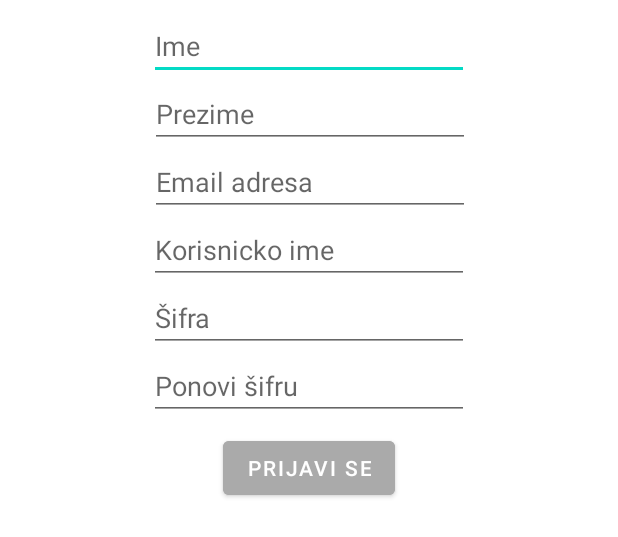
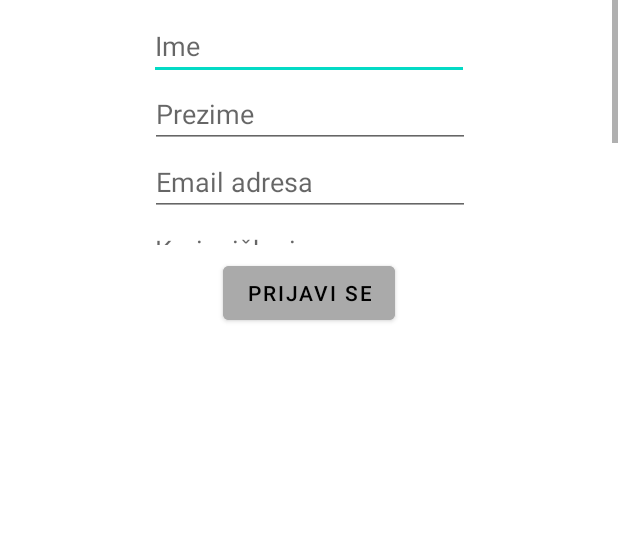
Before and after one commit to android172/DonesiRakijuHousing, an Android app: the layout fragment_register.xml on its own in the app's theme, with its tools: preview values and no code run, on a phone screen of 412 x 824 dp. Shown: the top 537 px of the screen. Run offline under Robolectric (Android 15) with nearby library versions, the phone set to English and light mode, and no system bars.

Commit message:
Login, register design 2

```diff
--- a/frontend/app/src/main/java/com/example/skucise/LoginFragment.kt
+++ b/frontend/app/src/main/java/com/example/skucise/LoginFragment.kt
@@ -14,10 +14,6 @@ import com.android.volley.Request
 import android.text.InputFilter
 
 import android.text.Spanned
-
-
-
-
 
 class LoginFragment : Fragment(R.layout.fragment_login) {
 
--- a/frontend/app/src/main/res/layout/fragment_register.xml
+++ b/frontend/app/src/main/res/layout/fragment_register.xml
@@ -1,9 +1,23 @@
 <?xml version="1.0" encoding="utf-8"?>
-<androidx.constraintlayout.widget.ConstraintLayout xmlns:android="http://schemas.android.com/apk/res/android"
+<androidx.constraintlayout.widget.ConstraintLayout
+    xmlns:android="http://schemas.android.com/apk/res/android"
     xmlns:app="http://schemas.android.com/apk/res-auto"
     android:layout_width="match_parent"
     android:layout_height="match_parent"
     android:background="@color/transparent">
+
+    <ScrollView
+        android:id="@+id/register_scroll_view"
+        android:layout_width="match_parent"
+        android:layout_height="163dp"
+        app:layout_constraintEnd_toEndOf="parent"
+        app:layout_constraintStart_toStartOf="parent"
+        app:layout_constraintTop_toTopOf="parent">
+
+        <androidx.constraintlayout.widget.ConstraintLayout
+            android:layout_width="match_parent"
+            android:layout_height="match_parent">
+
 
             <EditText
                 android:id="@+id/et_register_first_name"
@@ -50,7 +64,7 @@
                 android:layout_height="wrap_content"
                 android:autofillHints="username"
                 android:ems="10"
-        android:hint="Korisnicko ime"
+                android:hint="@string/username_hint"
                 android:inputType="text"
                 app:layout_constraintEnd_toEndOf="parent"
                 app:layout_constraintStart_toStartOf="parent"
@@ -60,9 +74,9 @@
                 android:id="@+id/et_register_password"
                 android:layout_width="wrap_content"
                 android:layout_height="wrap_content"
+                android:autofillHints="password"
                 android:ems="10"
-        android:hint="Šifra"
-        android:autofillHints="password"
+                android:hint="@string/password_string"
                 android:inputType="textPassword"
                 app:layout_constraintEnd_toEndOf="parent"
                 app:layout_constraintStart_toStartOf="parent"
@@ -72,13 +86,16 @@
                 android:id="@+id/et_register_repeated_password"
                 android:layout_width="wrap_content"
                 android:layout_height="wrap_content"
+                android:autofillHints="password"
                 android:ems="10"
-        android:hint="Ponovi šifru"
-        android:autofillHints="password"
+                android:hint="@string/password2_string"
                 android:inputType="textPassword"
                 app:layout_constraintEnd_toEndOf="parent"
                 app:layout_constraintStart_toStartOf="parent"
                 app:layout_constraintTop_toBottomOf="@+id/et_register_password" />
+
+        </androidx.constraintlayout.widget.ConstraintLayout>
+    </ScrollView>
 
     <Button
         android:id="@+id/btn_register"
@@ -86,20 +103,23 @@
         android:layout_height="wrap_content"
         android:text="Prijavi se"
         android:backgroundTint="@android:color/darker_gray"
+        android:textColor="@color/black"
         android:layout_marginTop="8dp"
         android:layout_marginBottom="8dp"
         app:layout_constraintEnd_toEndOf="parent"
         app:layout_constraintStart_toStartOf="parent"
-        app:layout_constraintTop_toBottomOf="@+id/et_register_repeated_password" />
+        app:layout_constraintTop_toBottomOf="@id/register_scroll_view" />
 
     <TextView
         android:id="@+id/tv_register_unsuccessful"
         android:layout_width="wrap_content"
         android:layout_height="wrap_content"
-        android:layout_marginTop="20dp"
+        android:layout_margin="8dp"
+        android:textColor="@color/red"
+        android:gravity="center"
         android:visibility="gone"
         app:layout_constraintEnd_toEndOf="parent"
         app:layout_constraintStart_toStartOf="parent"
-        app:layout_constraintTop_toBottomOf="@+id/btn_register" />
-
+        app:layout_constraintTop_toBottomOf="@+id/btn_register"
+        />
 </androidx.constraintlayout.widget.ConstraintLayout>
--- a/frontend/app/src/main/res/values/colors.xml
+++ b/frontend/app/src/main/res/values/colors.xml
@@ -11,4 +11,6 @@
     <color name="transparent_dark">#A0555555</color>
     <color name="transparent_light">#A0AAAAAA</color>
     <color name="logo_color">#FF1E74B1</color>
+    <color name="red">#FFFF0000</color>
+    <color name="error_red">#FFCC0000</color>
 </resources>
--- a/frontend/app/src/main/res/values/strings.xml
+++ b/frontend/app/src/main/res/values/strings.xml
@@ -1,3 +1,9 @@
 <resources>
     <string name="app_name">SkućiSe</string>
+    <string name="username_hint2">Korisničko ime ili email…</string>
+    <string name="username_hint">Korisničko ime</string>
+    <string name="forgot_password">Zaboravili ste lozinku?</string>
+    <string name="password_string">Lozinka…</string>
+    <string name="password2_string">Ponovi lozinku</string>
+    <string name="login_string">Prijavi se</string>
 </resources>
--- a/frontend/app/src/main/res/values/themes.xml
+++ b/frontend/app/src/main/res/values/themes.xml
@@ -10,7 +10,9 @@
         <item name="colorSecondaryVariant">@color/teal_700</item>
         <item name="colorOnSecondary">@color/black</item>
         <!-- Status bar color. -->
+        <!--
         <item name="android:statusBarColor" tools:targetApi="l">?attr/colorPrimaryVariant</item>
+        -->
         <!-- Customize your theme here.
         <item name="background">@android:color/darker_gray</item>
         <item name="backgroundTint">@null</item> -->
```
Also changed, not shown: frontend/app/src/main/res/layout/fragment_login.xml (+7 -4 lines). Lines whose indentation alone changed are shown as unchanged.
